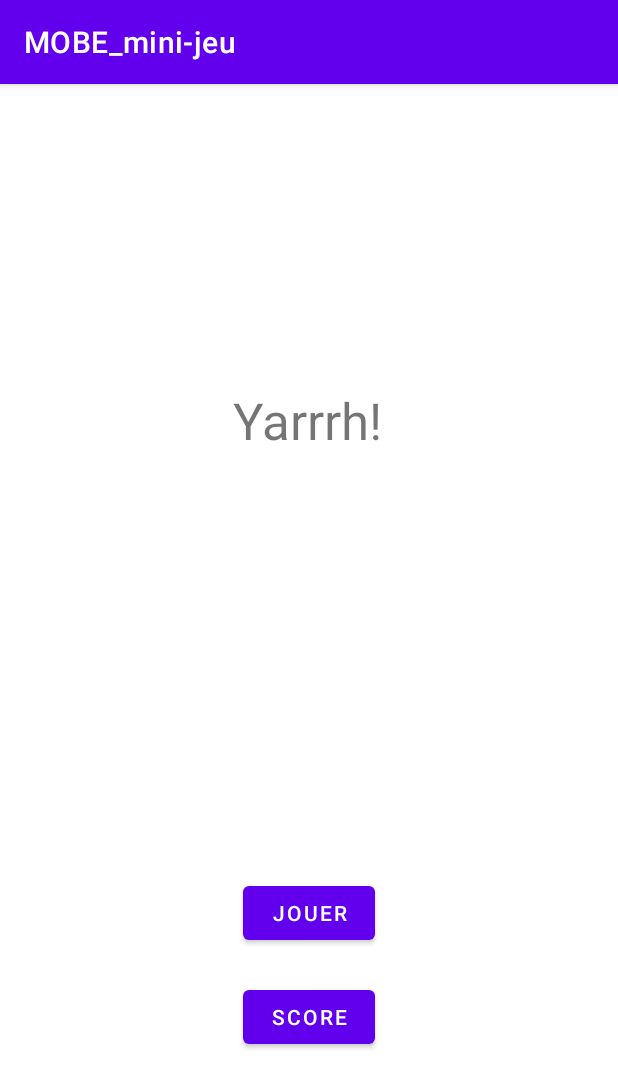
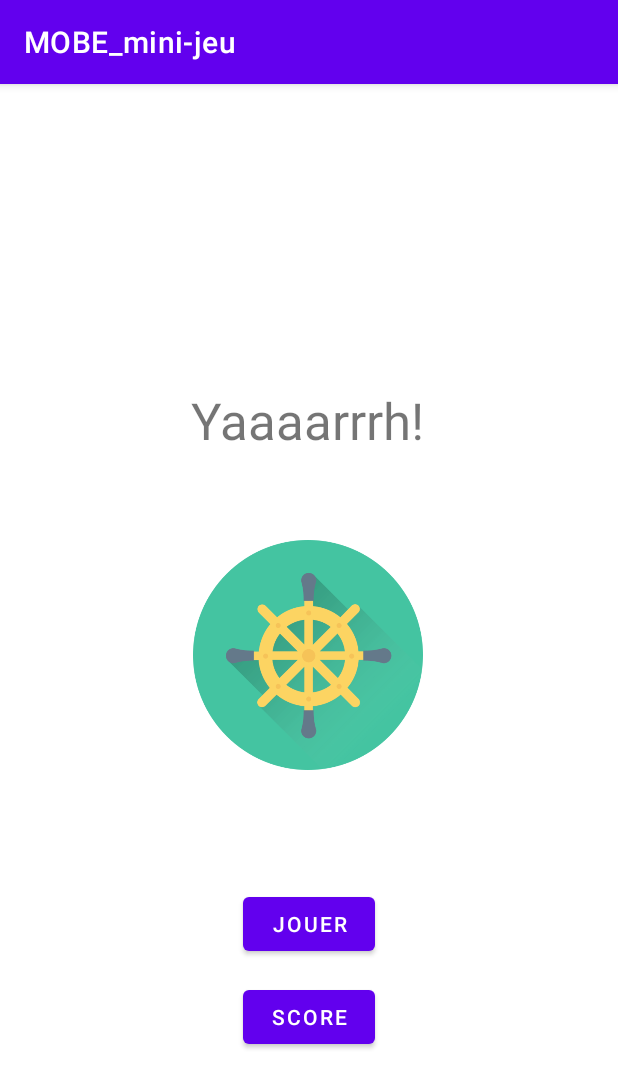
Before and after one commit to cyan-dev/MOBE_mini-jeu, an Android app: the screen it shows after launch (MainMenu), on a phone screen of 412 x 824 dp. Shown: the top 1088 px of the screen. Run offline under Robolectric (Android 15) with nearby library versions, the phone set to English and light mode, and no system bars.

Commit message:
Add image and fix it

```diff
--- a/app/src/main/res/layout/activity_main.xml
+++ b/app/src/main/res/layout/activity_main.xml
@@ -34,21 +34,21 @@
 
     <ImageView
         android:id="@+id/imageView"
-        android:layout_width="wrap_content"
-        android:layout_height="wrap_content"
+        android:layout_width="156dp"
+        android:layout_height="153dp"
         app:layout_constraintBottom_toTopOf="@+id/scoreBtn"
         app:layout_constraintEnd_toEndOf="parent"
         app:layout_constraintHorizontal_bias="0.498"
         app:layout_constraintStart_toStartOf="parent"
         app:layout_constraintTop_toTopOf="parent"
         app:layout_constraintVertical_bias="0.684"
-        tools:src="@tools:sample/avatars" />
+        app:srcCompat="@drawable/ship_wheel" />
 
     <TextView
         android:id="@+id/titleTxt"
         android:layout_width="wrap_content"
         android:layout_height="wrap_content"
-        android:text="Yarrrh!"
+        android:text="Yaaaarrrh!"
         android:textSize="34sp"
         app:layout_constraintBottom_toBottomOf="parent"
         app:layout_constraintEnd_toEndOf="parent"
```
Also changed, not shown: app/src/main/res/drawable/ship_wheel.png (added), 1 other file.
